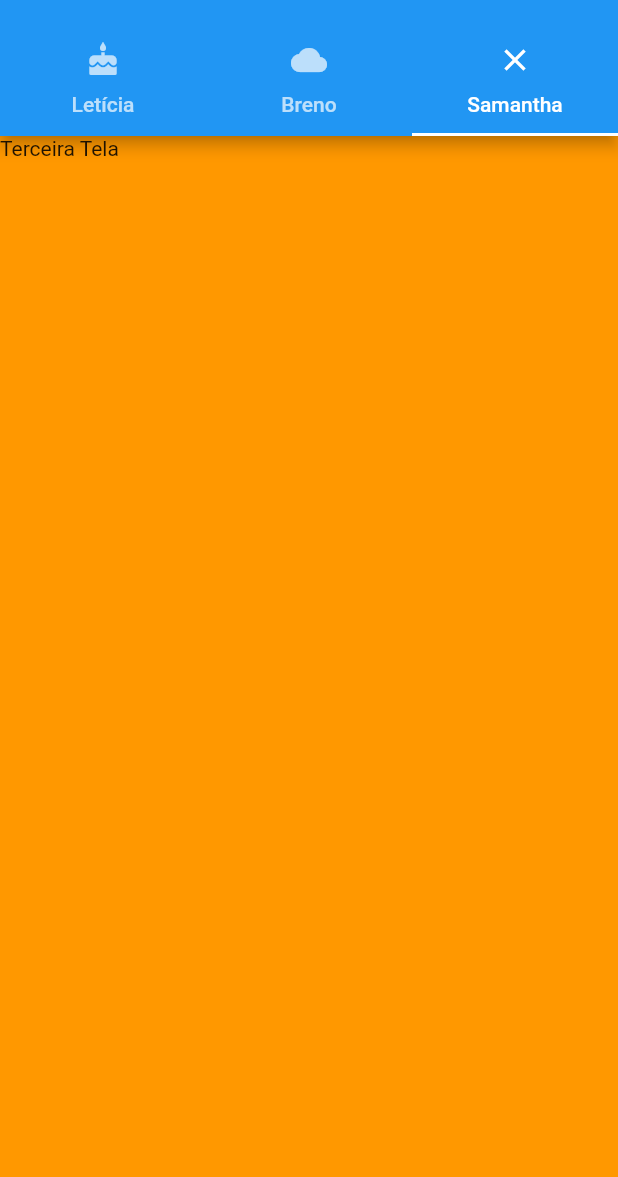
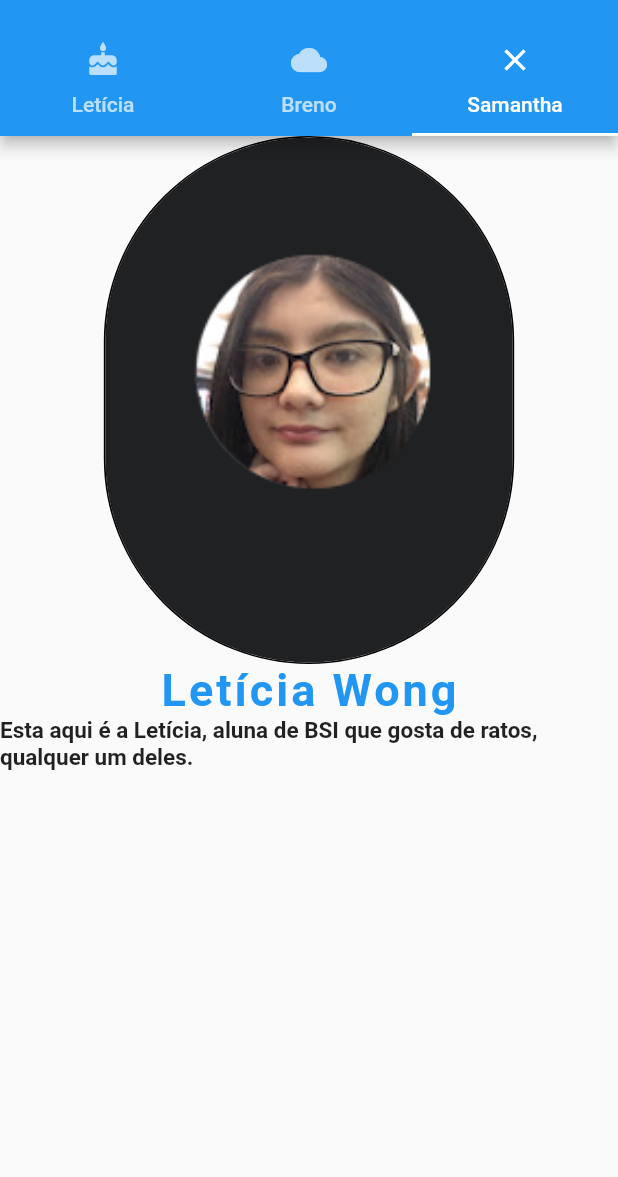
Before and after one commit to ulissesdias/si700_2021_s2, a Flutter app: the MyTabBarDoubleLayout screen opened directly, tab 3 chosen, on a phone screen of 412 x 824 dp, the part 59-1236 px from its top. Run offline on Flutter 3.47's test engine with Material 2 defaults, Android fonts, the phone set to English and light mode, and no system bars.

Commit message:
Código final da aula 04

```diff
--- a/flutter_conceitos_basicos/lib/view/screens/third_screen.dart
+++ b/flutter_conceitos_basicos/lib/view/screens/third_screen.dart
@@ -3,6 +3,28 @@ import 'package:flutter/material.dart';
 class ThirdScreen extends StatelessWidget {
   @override
   Widget build(BuildContext context) {
-    return Container(color: Colors.orange, child: Text("Terceira Tela"));
+    return Column(
+        //color: Colors.orange,
+        children: [
+          Container(
+            decoration: BoxDecoration(
+                borderRadius: BorderRadius.circular(150),
+                border: Border.all(color: Colors.black)),
+            child: ClipRRect(
+              borderRadius: BorderRadius.circular(150),
+              child: Image.asset("assets/images/wong.png",
+                  height: 350, fit: BoxFit.fitHeight),
+            ),
+          ),
+          Text("Letícia Wong",
+              style: TextStyle(
+                  fontSize: 30,
+                  fontWeight: FontWeight.bold,
+                  color: Colors.blue,
+                  letterSpacing: 2)),
+          Text(
+              "Esta aqui é a Letícia, aluna de BSI que gosta de ratos, qualquer um deles.",
+              style: TextStyle(fontSize: 15, fontWeight: FontWeight.bold))
+        ]);
   }
 }
--- a/flutter_conceitos_basicos/pubspec.yaml
+++ b/flutter_conceitos_basicos/pubspec.yaml
@@ -45,9 +45,8 @@ flutter:
   uses-material-design: true
 
   # To add assets to your application, add an assets section, like this:
-  # assets:
-  #   - images/a_dot_burr.jpeg
-  #   - images/a_dot_ham.jpeg
+  assets:
+    - assets/images/
 
   # An image asset can refer to one or more resolution-specific "variants", see
   # https://flutter.dev/assets-and-images/#resolution-aware.
```
Also changed, not shown: flutter_conceitos_basicos/assets/images/wong.png (added).
